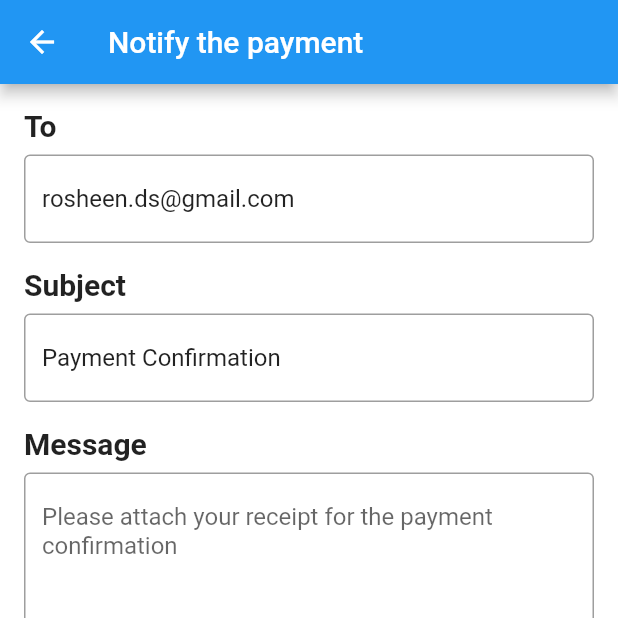
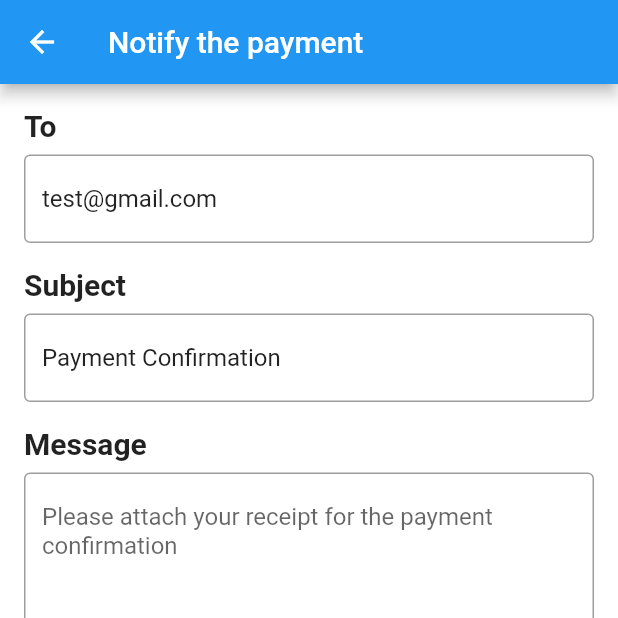
Before and after one commit to rosheends/easy_biz_manager, a Flutter app: the SendAttachmentWidget screen opened directly, on a phone screen of 412 x 824 dp, the top half of it. Run offline on Flutter 3.47's test engine with Material 2 defaults, Android fonts, the light colour scheme and no system bars; our stand-ins replace fluttertoast, google_fonts, jwt_decoder, localstorage, pdf, printing and 1 more; missing offline and left inert: country_list_pick, encrypt, flutter_checkbox_dialog, searchable_listview.

```diff
--- a/lib/constant.dart
+++ b/lib/constant.dart
@@ -1 +1 @@
-const String URI = 'http://10.0.2.2:8080/api/v1/management/';
+const String URI = 'http://10.0.0.2:8080/api/v1/management/';
--- a/lib/send_attachment.dart
+++ b/lib/send_attachment.dart
@@ -28,7 +28,7 @@ class _SendAttachmentWidgetState extends State<SendAttachmentWidget> {
         padding: const EdgeInsets.all(16),
         child: Column(
           children: [
-            buildTextField(title: 'To', controller: TextEditingController(text: "rosheen.ds@gmail.com")),
+            buildTextField(title: 'To', controller: TextEditingController(text: "test@gmail.com")),
             const SizedBox(height:16),
             buildTextField(title: 'Subject', controller: TextEditingController(text: "Payment Confirmation")),
             const SizedBox(height:16),
@@ -45,7 +45,7 @@ class _SendAttachmentWidgetState extends State<SendAttachmentWidget> {
               //   message: controllerMessage.text,
               // ),
               onPressed: () async{
-                String email = Uri.encodeComponent('rosheen.ds@gmail.com');
+                String email = Uri.encodeComponent('test@gmail.com');
                 String subject = Uri.encodeComponent('Payment Confirmation');
                 String body = Uri.encodeComponent(controllerMessage.text);
                 Uri mail = Uri.parse("mailto:$email?subject=$subject&body=$body");
--- a/lib/views/common/sign_in.dart
+++ b/lib/views/common/sign_in.dart
@@ -96,9 +96,6 @@ class _SignInWidgetState extends State<SignInWidget> {
 
   @override
   Widget build(BuildContext context) {
-
-   // nameController.text = "rosh.ds@gmail.com";
-   // passwordController.text = "password";
 
     return Form(
       key: _formKey,
```
Also changed, not shown: 1 other file.
